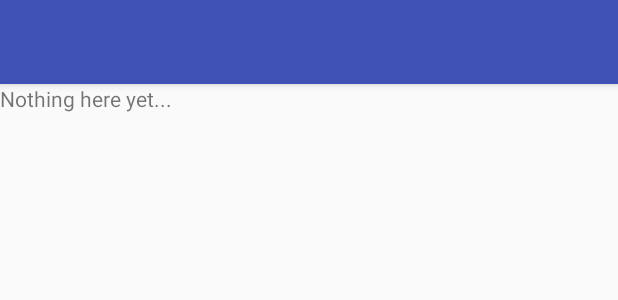
After one commit to oswalde-p/podcast-app, an Android app: the layout activity_podcast_details.xml on its own in the app's theme, with its tools: preview values and no code run, on a phone screen of 412 x 824 dp. The commit adds this screen. Shown: the top 300 px of the screen. Run offline under Robolectric (Android 15) with nearby library versions, the phone set to English and light mode, and no system bars; network calls fail.

Commit message:
create podcast details activity

```diff
--- a/app/src/main/AndroidManifest.xml
+++ b/app/src/main/AndroidManifest.xml
@@ -4,6 +4,7 @@
 
     <!-- permissions -->
     <uses-permission android:name="android.permission.INTERNET" />
+
     <application
         android:allowBackup="true"
         android:icon="@mipmap/ic_launcher"
@@ -21,6 +22,11 @@
                 <category android:name="android.intent.category.LAUNCHER" />
             </intent-filter>
         </activity>
+        <activity
+            android:name=".PodcastDetailsActivity"
+            android:label="@string/title_activity_podcast_details"
+            android:theme="@style/AppTheme.NoActionBar"
+            android:parentActivityName=".MainActivity"></activity>
     </application>
 
 </manifest>
--- a/app/src/main/java/com/example/jason/podcast/Podcast.java
+++ b/app/src/main/java/com/example/jason/podcast/Podcast.java
@@ -8,10 +8,12 @@ public class Podcast {
     private String title;
     private String thumbnail;
     private String imgUrl60;
+    private String id;
 
-    public Podcast(String name, String imgUrl60) {
+    public Podcast(String id, String name, String imgUrl60) {
         this.setTitle(name);
         this.imgUrl60 = imgUrl60;
+        this.id = id;
     }
 
     public String getTitle(){
@@ -26,4 +28,6 @@ public class Podcast {
         return imgUrl60;
     }
 
+    public String getId(){return id;}
+
 }
--- /dev/null
+++ b/app/src/main/res/layout/activity_podcast_details.xml
@@ -0,0 +1,26 @@
+<?xml version="1.0" encoding="utf-8"?>
+<android.support.design.widget.CoordinatorLayout xmlns:android="http://schemas.android.com/apk/res/android"
+    xmlns:app="http://schemas.android.com/apk/res-auto"
+    xmlns:tools="http://schemas.android.com/tools"
+    android:layout_width="match_parent"
+    android:layout_height="match_parent"
+    tools:context="com.example.jason.podcast.PodcastDetailsActivity">
+
+    <android.support.design.widget.AppBarLayout
+        android:layout_width="match_parent"
+        android:layout_height="wrap_content"
+        android:theme="@style/AppTheme.AppBarOverlay">
+
+        <android.support.v7.widget.Toolbar
+            android:id="@+id/toolbar"
+            android:layout_width="match_parent"
+            android:layout_height="?attr/actionBarSize"
+            android:background="?attr/colorPrimary"
+            app:popupTheme="@style/AppTheme.PopupOverlay" />
+
+    </android.support.design.widget.AppBarLayout>
+
+    <include layout="@layout/content_podcast_details" />
+
+
+</android.support.design.widget.CoordinatorLayout>
--- /dev/null
+++ b/app/src/main/res/layout/content_podcast_details.xml
@@ -0,0 +1,17 @@
+<?xml version="1.0" encoding="utf-8"?>
+<android.support.constraint.ConstraintLayout xmlns:android="http://schemas.android.com/apk/res/android"
+    xmlns:app="http://schemas.android.com/apk/res-auto"
+    xmlns:tools="http://schemas.android.com/tools"
+    android:layout_width="match_parent"
+    android:layout_height="match_parent"
+    app:layout_behavior="@string/appbar_scrolling_view_behavior"
+    tools:context="com.example.jason.podcast.PodcastDetailsActivity"
+    tools:showIn="@layout/activity_podcast_details">
+
+    <TextView
+        android:id="@+id/textview"
+        android:layout_width="match_parent"
+        android:layout_height="wrap_content"
+        android:text="Nothing here yet..." />
+
+</android.support.constraint.ConstraintLayout>
--- a/app/src/main/res/values/strings.xml
+++ b/app/src/main/res/values/strings.xml
@@ -1,5 +1,6 @@
 <resources>
     <string name="app_name">Podcast</string>
+    <string name="package_name">com.example.jason.podcast</string>
     <string name="navigation_drawer_open">Open navigation drawer</string>
     <string name="navigation_drawer_close">Close navigation drawer</string>
 
@@ -89,4 +90,5 @@
     <string name="pref_ringtone_silent">Silent</string>
 
     <string name="pref_title_vibrate">Vibrate</string>
+    <string name="title_activity_podcast_details">PodcastDetailsActivity</string>
 </resources>
```
Also changed, not shown: app/src/main/java/com/example/jason/podcast/PodcastDetailsActivity.java (added, +31 -0 lines), app/src/main/java/com/example/jason/podcast/SearchFragment.java (+16 -6 lines).
